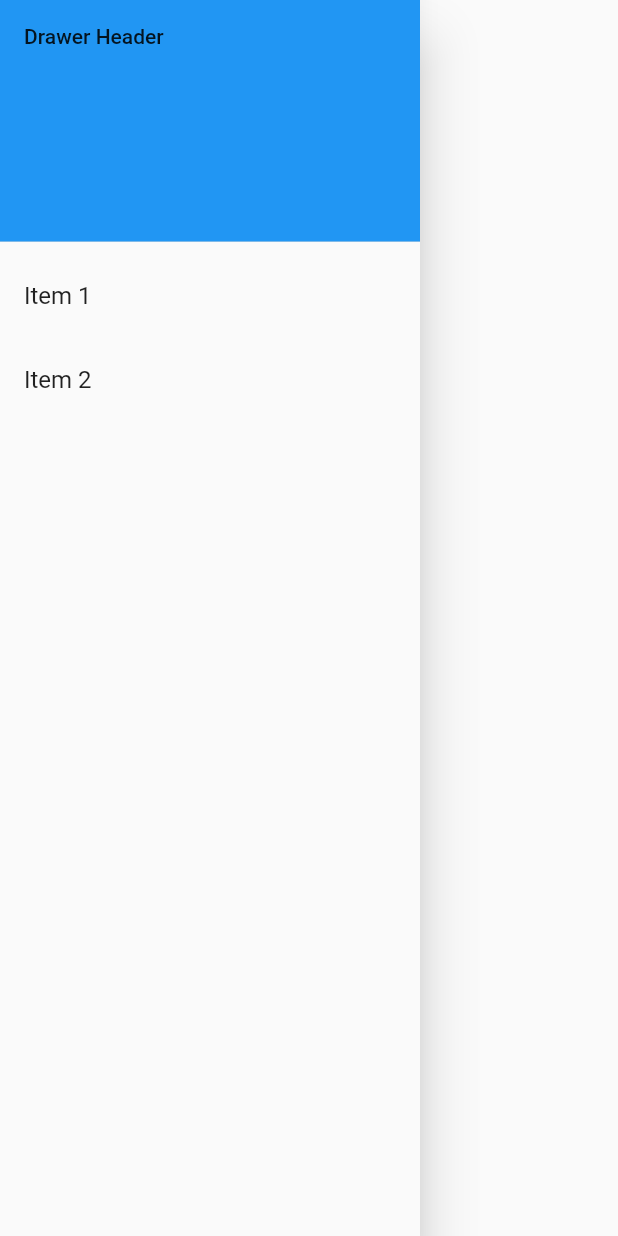
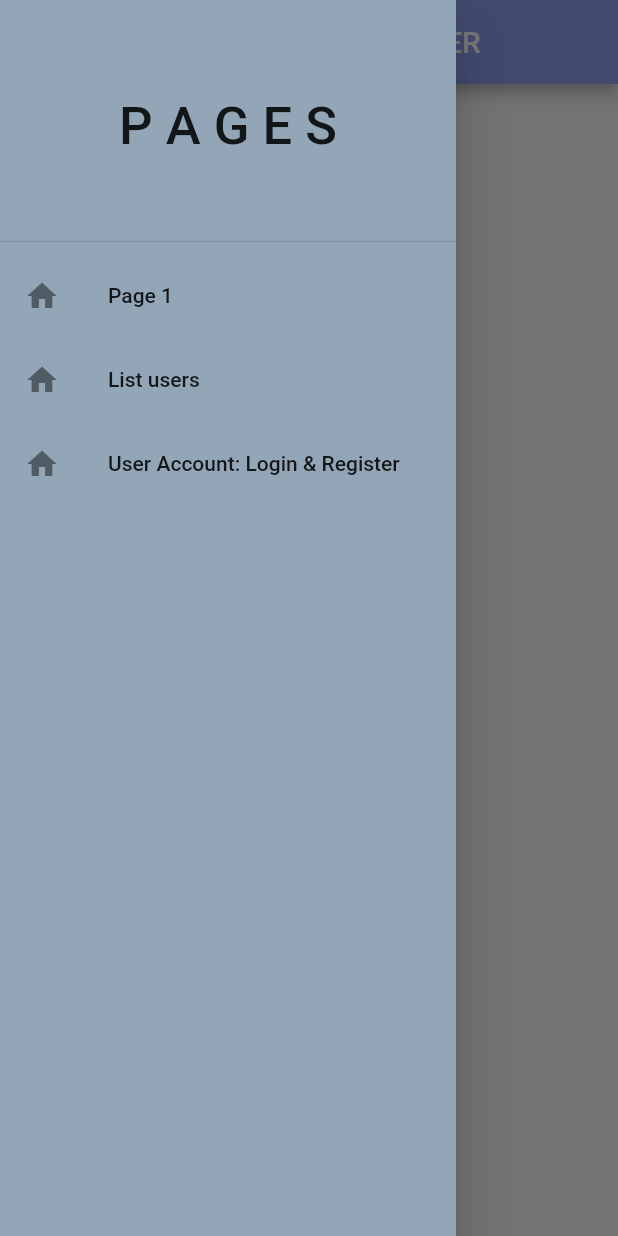
Before and after one commit to Renuka-Jain/flutter-Seminar, a Flutter app: the DrawerScreen screen opened directly, with the side drawer open (before the commit the screen has no drawer), on a phone screen of 412 x 824 dp. Run offline on Flutter 3.47's test engine with Material 2 defaults, Android fonts, the phone set to English and light mode, and no system bars.

Commit message:
drawer fixed

```diff
--- a/flutter_front/lib/widgets/drawer.dart
+++ b/flutter_front/lib/widgets/drawer.dart
@@ -1,42 +1,67 @@
+
+import 'dart:io';
 
 import 'package:flutter/material.dart';
+import 'package:flutter_front/views/home_page.dart';
+import 'package:flutter_front/views/firstpage.dart';
+import 'package:flutter_front/views/account_page.dart';
 
 class DrawerScreen extends StatelessWidget {
   const DrawerScreen({Key? key}) : super(key: key);
 
   @override
   Widget build(BuildContext context) {
-    return SafeArea(
-      child: SizedBox(
-        width: 280,
-        child: Drawer(
+    return Scaffold(
+      appBar: AppBar(
+        title: const Text('Seminari 10 Fluter DRAWER'),
+        backgroundColor: Color.fromARGB(255, 141, 159, 240),
+      ),
+      drawer: Drawer(
+        child: Container(
+          color: Color.fromARGB(255, 146, 166, 183),
           child: ListView(
-    // Important: Remove any padding from the ListView.
-            padding: EdgeInsets.zero,
             children: [
-              const DrawerHeader(
-                decoration: BoxDecoration(
-                  color: Colors.blue,
+              DrawerHeader(
+                child: Center(
+                  child: Text(
+                      'P A G E S',
+                      style :  TextStyle(fontSize: 35),
+                  ),
                 ),
-                child: Text('Drawer Header'),
               ),
               ListTile(
-                title: const Text('Item 1'),
+                leading: Icon(Icons.home),
+                title: Text(
+                  'Page 1'
+                ),
                 onTap: () {
-                  // Update the state of the app.
-                  // ...
+                  Navigator.of(context).push(
+                    MaterialPageRoute(builder: (context) => FirstPage()));
                 },
               ),
               ListTile(
-                title: const Text('Item 2'),
+                leading: Icon(Icons.home),
+                title: Text (
+                  'List users',
+                ),
                 onTap: () {
-                  // Update the state of the app.
-                  // ...
+                  Navigator.of(context).push(
+                    MaterialPageRoute(builder: (context) => HomePage()));
+                },
+              ),
+              ListTile(
+                leading: Icon(Icons.home),
+                title: Text (
+                  'User Account: Login & Register',
+                ),
+                onTap: () {
+                  Navigator.of(context).push(
+                    MaterialPageRoute(builder: (context) => AccountPage()));
                 },
               ),
             ],
           ),
-        )
+        ),
       ),
     );
   }
```
Also changed, not shown: flutter_front/lib/main.dart (+6 -50 lines), flutter_front/lib/views/account_page.dart (added, +24 -0 lines), flutter_front/lib/views/deleteUser_page.dart (added, +25 -0 lines), flutter_front/lib/views/firstpage.dart (added, +18 -0 lines), flutter_front/lib/views/home_page.dart (+7 -5 lines), 2 other files.
